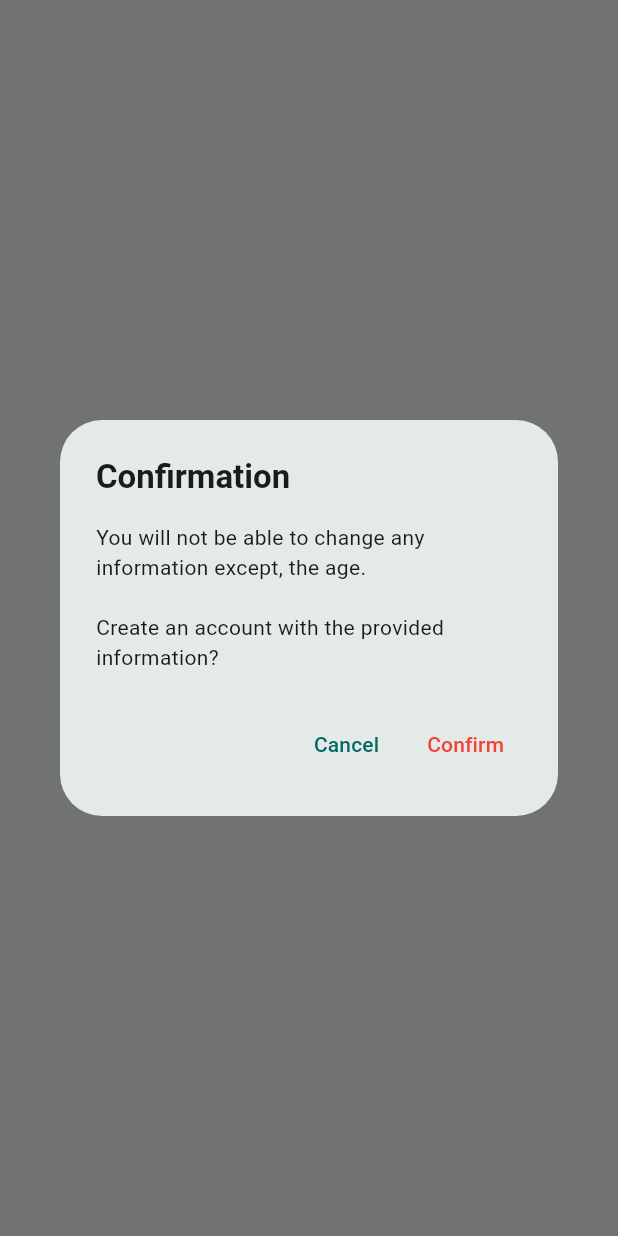
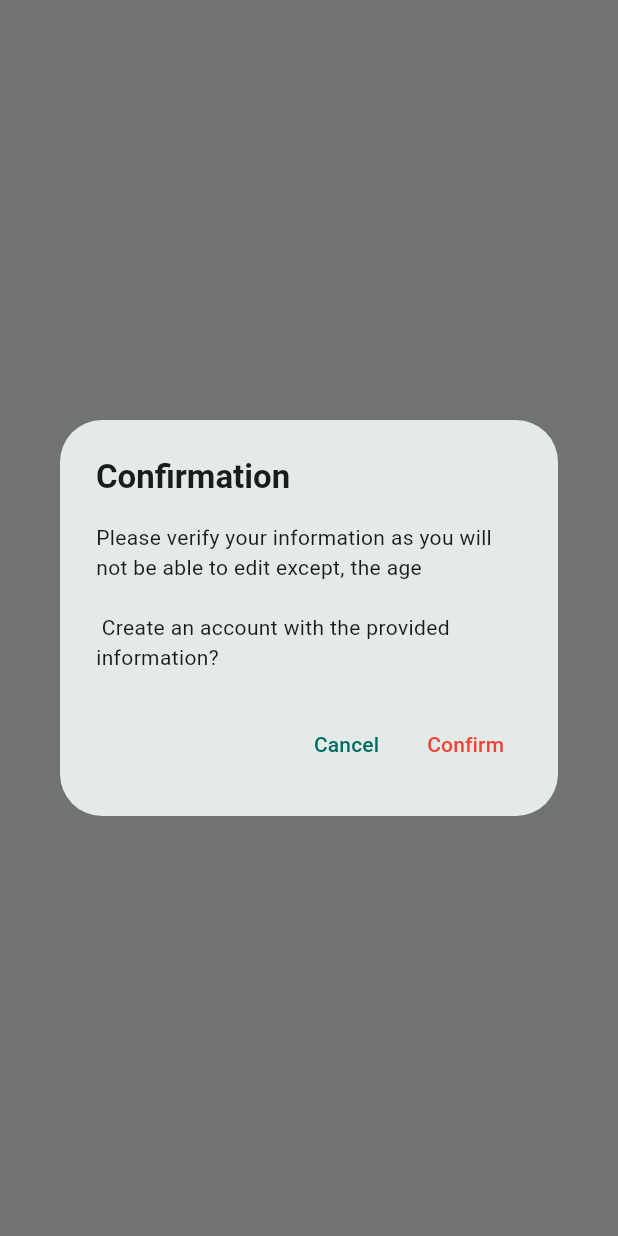
Before and after one commit to tahawaheed9/wellness_wise, a Flutter app: what showConfirmRegistrationDialog() shows on an empty page, opened directly, on a phone screen of 412 x 824 dp. Run offline on Flutter 3.47's test engine with Material 3 defaults, Android fonts, the light colour scheme and no system bars; our stand-ins replace bloc, cloud_firestore, equatable, firebase_auth, firebase_core, flutter_bloc; accounts and stored records are empty.

Commit message:
Minor Changes in the Confirmation Dialog

```diff
--- a/lib/components/dialogs/confirm_registration_dialog.dart
+++ b/lib/components/dialogs/confirm_registration_dialog.dart
@@ -7,8 +7,8 @@ Future<bool> showConfirmRegistrationDialog(BuildContext context) {
     context: context,
     title: 'Confirmation',
     content:
-        'You will not be able to change any information except, the age.\n\n'
-        'Create an account with the provided information?',
+        'Please verify your information as you will not be able to edit except, '
+        'the age\n\n Create an account with the provided information?',
     optionsBuilder: () => {
       'Cancel': false,
       'Confirm': true,
```
